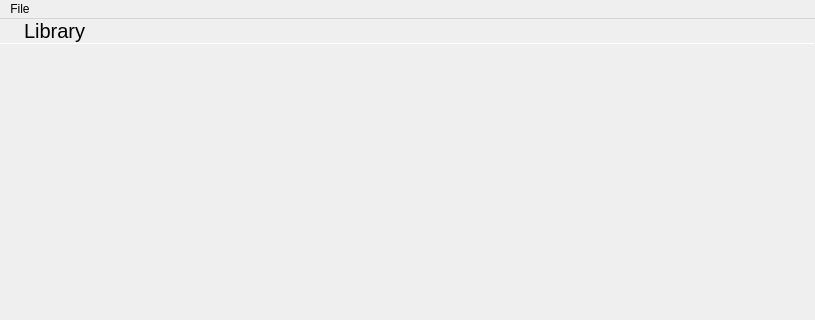
First picture: the form in librarywindow.ui, repository theCheeseboard/thephoto, before the edit; both pictures show x 0 to 815 and y 0 to 320 of the 815 by 593 pixel window.
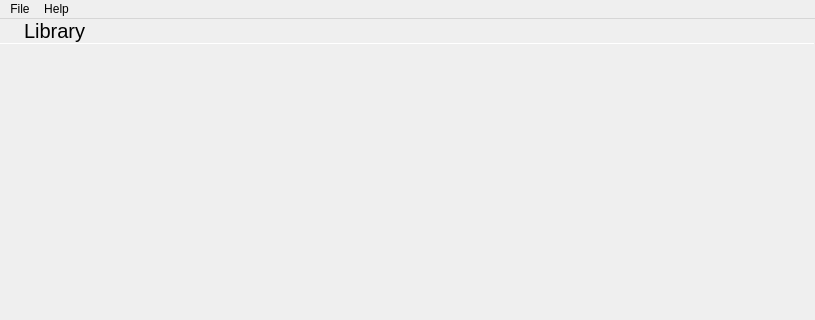
Second picture: the form after the edit. Icons and pictures are not drawn. Custom widgets are drawn as their Qt base class.

What changed in the file:
```diff
--- a/librarywindow.ui
+++ b/librarywindow.ui
@@ -575,7 +575,17 @@
     <addaction name="separator"/>
     <addaction name="actionExit"/>
    </widget>
+   <widget class="QMenu" name="menuHelp">
+    <property name="title">
+     <string>Help</string>
+    </property>
+    <addaction name="actionFile_Bug"/>
+    <addaction name="actionSources"/>
+    <addaction name="separator"/>
+    <addaction name="actionAbout"/>
+   </widget>
    <addaction name="menuFile"/>
+   <addaction name="menuHelp"/>
   </widget>
   <action name="actionExit">
    <property name="icon">
```
Left out of the diff: 27 changed lines with no effect on the pictures.
